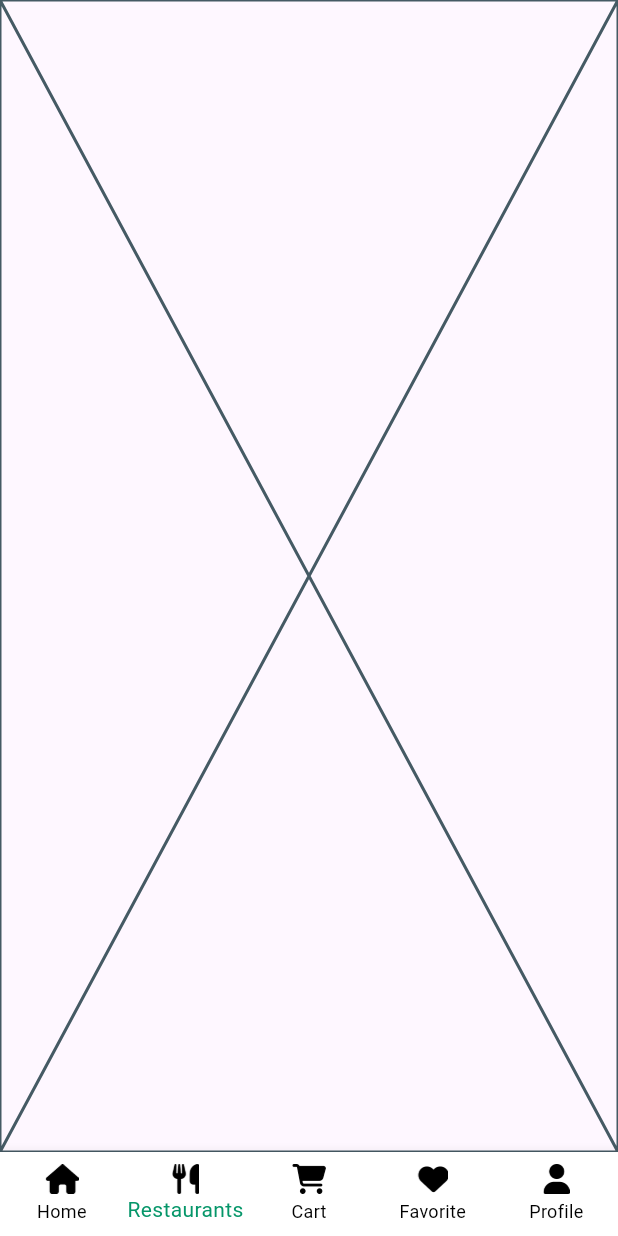
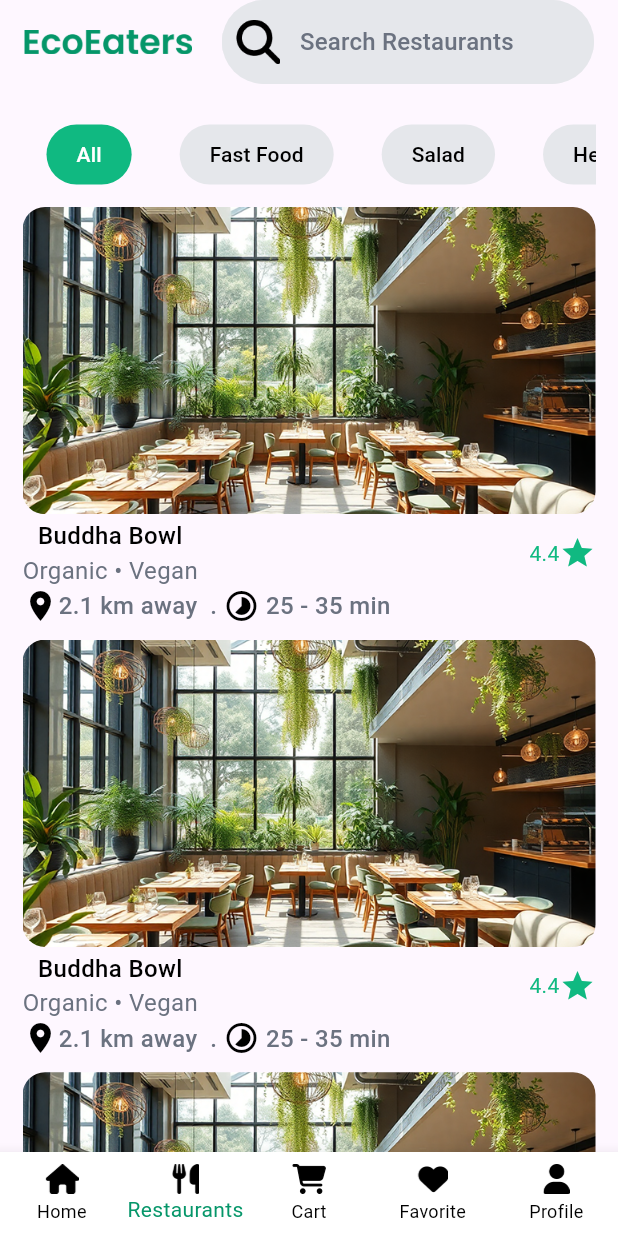
Before and after one commit to Faridaessam1/EcoEatersApp, a Flutter app: the screen it shows after launch, item 2 of the bottom bar chosen, on a phone screen of 412 x 824 dp. Run offline on Flutter 3.47's test engine with Material 3 defaults, Android fonts, the phone set to English and light mode, and no system bars; our stand-ins replace bot_toast, flutter_easyloading.

Commit message:
*finish Customer restaurant tab

```diff
--- a/lib/core/constants/app_assets.dart
+++ b/lib/core/constants/app_assets.dart
@@ -8,5 +8,7 @@ abstract class AppAssets{
   static const String searchIcon = "assets/icons/searchIcon.png";
   static const String ad = "assets/images/ad.png";
   static const String recentlyAddedImg = "assets/images/recentlyAddedImg.png";
+  static const String appLogo = "assets/images/appLogo.png";
+  static const String restaurantsCardImg = "assets/images/restaurantsCardImg.png";
 
 }
--- a/lib/core/constants/app_colors.dart
+++ b/lib/core/constants/app_colors.dart
@@ -11,6 +11,7 @@ abstract class AppColors{
   static const Color orange = Color(0xFFB45309);
   static const Color grey= Color(0xFFCED4DA);
   static const Color darkGrey= Color(0xFF6B7280);
+  static const Color lightGrey= Color(0xFFE5E7EB);
   static const Color yellow = Color(0xFFFEF3C7);
 
 
--- a/lib/customer/layout/layout.dart
+++ b/lib/customer/layout/layout.dart
@@ -1,6 +1,6 @@
 import 'package:eco_eaters_app/core/constants/app_assets.dart';
 import 'package:eco_eaters_app/customer/cartTab/cart_tab.dart';
-import 'package:eco_eaters_app/customer/resturantsTab/resturants_tab.dart';
+import 'package:eco_eaters_app/customer/restaurantsTab/restaurants_tab.dart';
 import 'package:flutter/material.dart';
 
 import '../../core/constants/app_colors.dart';
@@ -20,7 +20,7 @@ class _LayoutState extends State<Layout> {
 
   List<Widget> tabs = [
     HomeTab(),
-    ResturantsTab(),
+    RestaurantsTab(),
     CartTab(),
     FavoriteTab(),
     ProfileTab(),
--- /dev/null
+++ b/lib/customer/restaurantsTab/restaurants_tab.dart
@@ -0,0 +1,94 @@
+import 'package:eco_eaters_app/core/constants/app_assets.dart';
+import 'package:eco_eaters_app/core/constants/app_colors.dart';
+import 'package:eco_eaters_app/core/widgets/custom_text_form_field.dart';
+import 'package:eco_eaters_app/customer/restaurantsTab/widgets/custom_tab_bar_item.dart';
+import 'package:eco_eaters_app/customer/restaurantsTab/widgets/restaurant_card.dart';
+import 'package:flutter/material.dart';
+
+class RestaurantsTab extends StatefulWidget {
+  @override
+  State<RestaurantsTab> createState() => _RestaurantsTabState();
+}
+
+class _RestaurantsTabState extends State<RestaurantsTab> {
+  int SelectedIndex = 0;
+  List<String> tabNames = ["All", "Fast Food", "Salad", "Healthy", "Desserts"];
+
+  @override
+  Widget build(BuildContext context) {
+    var height = MediaQuery.of(context).size.height;
+    var width = MediaQuery.of(context).size.width;
+    return SafeArea(
+      child: Scaffold(
+        appBar: PreferredSize(
+          preferredSize: Size.fromHeight(80),//bnzwed height el appbar
+          child: AppBar(
+            title:  Row(
+              children: [
+                Image.asset(
+                  AppAssets.appLogo,
+                  height: height * 0.02,
+                ),
+                const SizedBox(width: 20),
+                Expanded(
+                  child: ClipRRect(
+                    borderRadius: BorderRadius.circular(80),
+                    child: CustomTextFormField(
+                      hintText: "Search Restaurants",
+                      borderColor: AppColors.lightGrey,
+                      filledColor:AppColors.lightGrey,
+                      hasIcon: true,
+                      iconPath: AppAssets.searchIcon,
+                      iconColor: AppColors.black,
+                      hintTextColor: AppColors.darkGrey,
+                    ),
+                  ),
+                ),
+              ],
+            ),
+          ),
+        ),
+        body: Padding(
+          padding: const EdgeInsets.symmetric(horizontal: 15),
+          child: Column(
+            mainAxisAlignment: MainAxisAlignment.start,
+            children: [
+              DefaultTabController(
+                length: 5,
+                child: TabBar(
+                  onTap: (index) {
+                    SelectedIndex = index;
+                    setState(() {});
+                  },
+                  splashFactory: NoSplash.splashFactory, //btshel el shadow el byb2a mawgod kol ma a select tab
+                  isScrollable: true,
+                  tabAlignment: TabAlignment.start,
+                  dividerColor: Colors.transparent,
+                  indicatorColor: Colors.transparent,
+                  tabs: tabNames.map((name) {
+                    int index = tabNames.indexOf(name);
+                    return Tab(
+                      child: CustomTabBarItem(
+                        text: name,
+                        isSelected: SelectedIndex == index,
+                      ),
+                    );
+                  }).toList(),
+                ),
+              ),
+              SizedBox(height: 10,),
+              Expanded(
+                child: ListView.separated(
+
+                  itemBuilder:(context, index) => RestaurantCard(),
+                  separatorBuilder: (context, index) => SizedBox(width:16 ,),
+                  itemCount: 6,
+                ),
+              ),
+            ],
+          ),
+        ),
+      ),
+    );
+  }
+}
--- /dev/null
+++ b/lib/customer/restaurantsTab/widgets/custom_tab_bar_item.dart
@@ -0,0 +1,28 @@
+import 'package:flutter/material.dart';
+
+import '../../../core/constants/app_colors.dart';
+
+class CustomTabBarItem extends StatelessWidget {
+  String text;
+  bool isSelected;
+
+  CustomTabBarItem({
+    required this.text,
+    required this.isSelected,
+  });
+
+  @override
+  Widget build(BuildContext context) {
+    return Container(
+      padding: const EdgeInsets.symmetric(horizontal: 20,vertical: 10),
+      decoration: BoxDecoration(
+        color: isSelected ? AppColors.primaryColor : AppColors.lightGrey,
+        borderRadius: BorderRadius.circular(46),
+
+      ),
+      child: Text(text, style: TextStyle(
+          color: isSelected ? AppColors.white : AppColors.black
+      ),),
+    );
+  }
+}
--- /dev/null
+++ b/lib/customer/restaurantsTab/widgets/restaurant_card.dart
@@ -0,0 +1,76 @@
+import 'package:flutter/material.dart';
+
+import '../../../core/constants/app_assets.dart';
+import '../../../core/constants/app_colors.dart';
+
+class RestaurantCard extends StatelessWidget{
+  @override
+  Widget build(BuildContext context) {
+    var height = MediaQuery.of(context).size.height;
+    var width = MediaQuery.of(context).size.width;
+    return SizedBox(
+      height: height * 0.35,
+      child: Column(
+        crossAxisAlignment: CrossAxisAlignment.start,
+        children: [
+          ClipRRect(
+            borderRadius: BorderRadius.circular(15),
+            child: Image.asset(AppAssets.restaurantsCardImg),
+          ),
+          SizedBox(height: 3,),
+          Row(
+            children: [
+              Column(
+                children: [
+                  Text(
+                    "Buddha Bowl",
+                    style: TextStyle(
+                      color: AppColors.black,
+                      fontSize: 16,
+                      fontWeight: FontWeight.w500,
+                    ),
+                  ),
+                  Text(
+                    "Organic • Vegan",
+                    style: TextStyle(
+                      color: AppColors.darkGrey,
+                      fontSize: 16,
+                      fontWeight: FontWeight.w400,
+                    ),
+                  ),
+                ],
+              ),
+              Spacer(),
+              Row(
+                children: [
+                  Text("4.4" ,style: TextStyle(color:AppColors.primaryColor,),),
+                  Icon(Icons.star , color: AppColors.primaryColor,)
+                ],
+              )
+            ],
+          ),
+
+          Row(
+            children: [
+              Icon(Icons.location_on ,color: AppColors.black,),
+              Text("2.1 km away  . ",
+                style: TextStyle(
+                  color: AppColors.darkGrey,
+                  fontSize: 16,
+                  fontWeight: FontWeight.w500,
+                ),),
+              Icon(Icons.timelapse_outlined ,color: AppColors.black,),
+              Text(" 25 - 35 min",
+                style: TextStyle(
+                  color: AppColors.darkGrey,
+                  fontSize: 16,
+                  fontWeight: FontWeight.w500,
+                ),),
+            ],
+          )
+        ],
+      ),
+    );
+  }
+
+}
--- a/lib/customer/resturantsTab/resturants_tab.dart
+++ /dev/null
@@ -1,9 +0,0 @@
-import 'package:flutter/cupertino.dart';
-
-class ResturantsTab extends StatelessWidget{
-  @override
-  Widget build(BuildContext context) {
-    return Placeholder();
-  }
-
-}
```
Also changed, not shown: assets/images/appLogo.png (added), assets/images/restaurantsCardImg.png (added).
